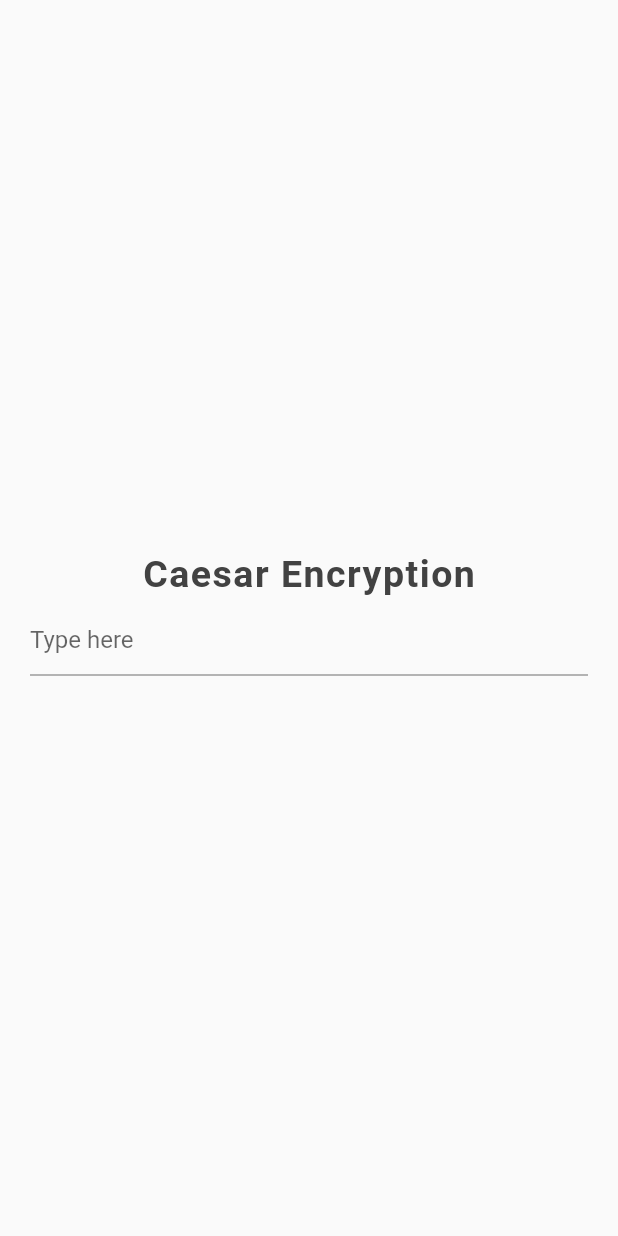
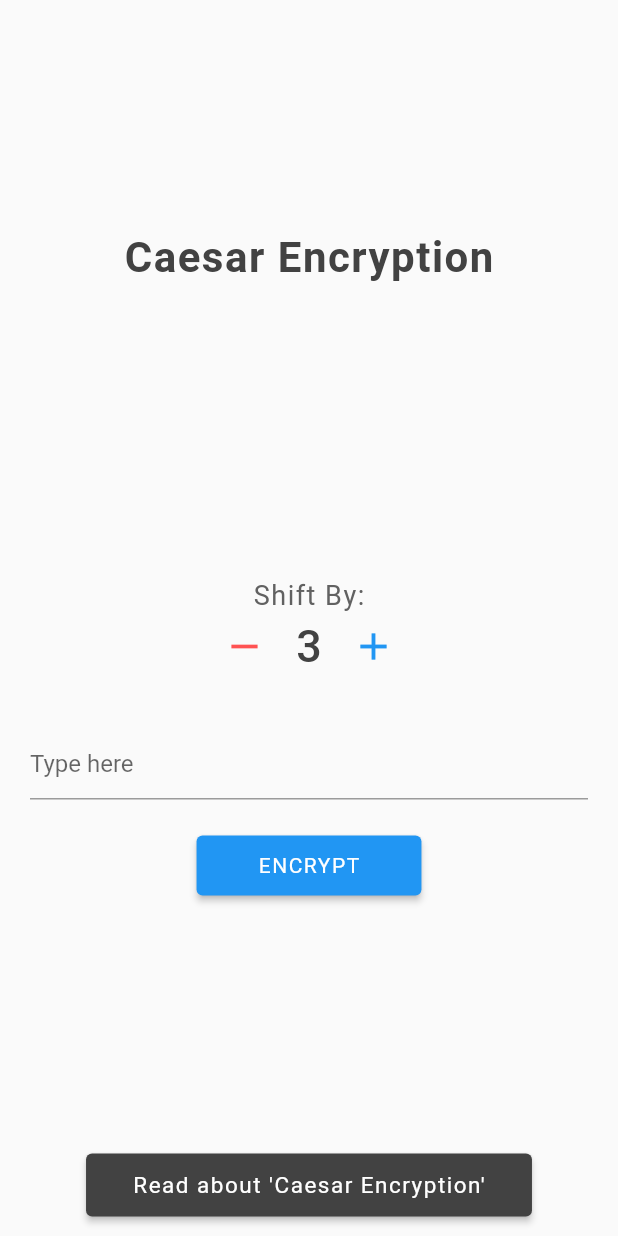
Before and after one commit to Surafeljava/Caesar_encryption, a Flutter app: the screen it shows after launch, on a phone screen of 412 x 824 dp. Run offline on Flutter 3.47's test engine with Material 2 defaults, Android fonts, the phone set to English and light mode, and no system bars.

Commit message:
Creating caesar encryption logic

```diff
--- a/lib/home.dart
+++ b/lib/home.dart
@@ -1,3 +1,4 @@
+import 'package:caesarencryption/caesar_enc.dart';
 import 'package:flutter/material.dart';
 
 class Home extends StatefulWidget {
@@ -9,27 +10,140 @@ class _HomeState extends State<Home> {
 
   TextEditingController textEditingController = new TextEditingController();
 
+  final GlobalKey<ScaffoldState> _scaffoldKey = GlobalKey<ScaffoldState>();
+  final GlobalKey<FormState> _formKey = GlobalKey<FormState>();
+
+  bool validate = false;
+
+  int shift = 3;
+
+  String encrypted = "";
+
   @override
   Widget build(BuildContext context) {
     return Scaffold(
-      body: Container(
+      key: _scaffoldKey,
+      body: SafeArea(
+        child: Container(
           width: MediaQuery.of(context).size.width,
+          child: Form(
+            key: _formKey,
+            autovalidate: validate,
             child: Column(
               mainAxisAlignment: MainAxisAlignment.center,
               crossAxisAlignment: CrossAxisAlignment.center,
               children: <Widget>[
-            Text('Caesar Encryption', style: TextStyle(color: Colors.grey[800], fontSize: 25.0, fontWeight: FontWeight.w600, letterSpacing: 1.0),),
+                Spacer(),
+                Text('Caesar Encryption', style: TextStyle(color: Colors.grey[800], fontSize: 28.0, fontWeight: FontWeight.w600, letterSpacing: 1.0),),
+                SizedBox(height: 20.0,),
+                Text('$encrypted', style: TextStyle(color: Colors.grey[700], fontSize: 20.0, fontWeight: FontWeight.w400, letterSpacing: 1.0),),
+                Spacer(),
+                Text('Shift By:', style: TextStyle(color: Colors.grey[700], fontSize: 18.0, fontWeight: FontWeight.w400, letterSpacing: 1.0),),
+                Row(
+                  mainAxisAlignment: MainAxisAlignment.center,
+                  children: [
+                    IconButton(
+                      icon: Icon(Icons.remove, color: Colors.redAccent, size: 30.0,),
+                      onPressed: (){
+                        if(shift>2){
+                          setState(() {
+                            shift -= 1;
+                          });
+                        }else{
+                          setState(() {
+                            shift = shift;
+                          });
+                        }
+                      },
+                    ),
+                    SizedBox(width: 10.0,),
+                    Text('$shift', style: TextStyle(color: Colors.grey[800], fontSize: 30.0, fontWeight: FontWeight.w500, letterSpacing: 1.0),),
+                    SizedBox(width: 10.0,),
+                    IconButton(
+                      icon: Icon(Icons.add, color: Colors.blue, size: 30.0,),
+                      onPressed: (){
+                        if(shift<25){
+                          setState(() {
+                            shift += 1;
+                          });
+                        }else{
+                          setState(() {
+                            shift = shift;
+                          });
+                        }
+                      },
+                    ),
+                  ],
+                ),
+
+                SizedBox(height: 20.0,),
                 Padding(
-              padding: const EdgeInsets.symmetric(horizontal: 20.0, vertical: 5.0),
+                  padding: const EdgeInsets.symmetric(horizontal: 20.0, vertical: 10.0),
                   child: TextFormField(
                     controller: textEditingController,
-                keyboardType: TextInputType.text,
+                    keyboardType: TextInputType.name,
                     decoration: InputDecoration(
                       hintText: 'Type here'
                     ),
+                    validator: (val){
+                      if(val.isEmpty){
+                        return "Please enter your text first";
+                      }{
+                        return null;
+                      }
+                    },
                   ),
                 ),
+
+                Padding(
+                  padding: const EdgeInsets.symmetric(vertical: 10.0, horizontal: 20.0),
+                  child: ElevatedButton(
+                    child: Padding(
+                      padding: const EdgeInsets.symmetric(horizontal: 25.0, vertical: 12.0),
+                      child: Text('Encrypt'.toUpperCase(), style: TextStyle(fontWeight: FontWeight.w400, letterSpacing: 1.0),),
+                    ),
+                    onPressed: (){
+
+                      setState(() {
+                        validate = true;
+                      });
+
+                      if(_formKey.currentState.validate()){
+
+                        String enc = CaesarEnc.getEncryptedString(textEditingController.text, shift);
+
+                        setState(() {
+                          encrypted = enc;
+                        });
+
+                      }else{
+                        print("Please check ur input");
+                      }
+                    },
+                  ),
+                ),
+
+                Spacer(),
+
+
+                ElevatedButton(
+                  child: Padding(
+                    padding: const EdgeInsets.symmetric(horizontal: 15.0, vertical: 12.0),
+                    child: Text("Read about 'Caesar Encryption'", style: TextStyle(fontSize: 15.0, fontWeight: FontWeight.w400, letterSpacing: 1.0),),
+                  ),
+                  style: ElevatedButton.styleFrom(
+                    primary: Colors.grey[800], // background
+                    onPrimary: Colors.white, // foreground
+                  ),
+                  onPressed: (){
+
+                  },
+                ),
+
+                SizedBox(height: 10.0,),
               ],
+            ),
+          ),
         ),
       ),
     );
```
Also changed, not shown: lib/caesar_enc.dart (+19 -6 lines). Lines whose indentation alone changed are shown as unchanged.
